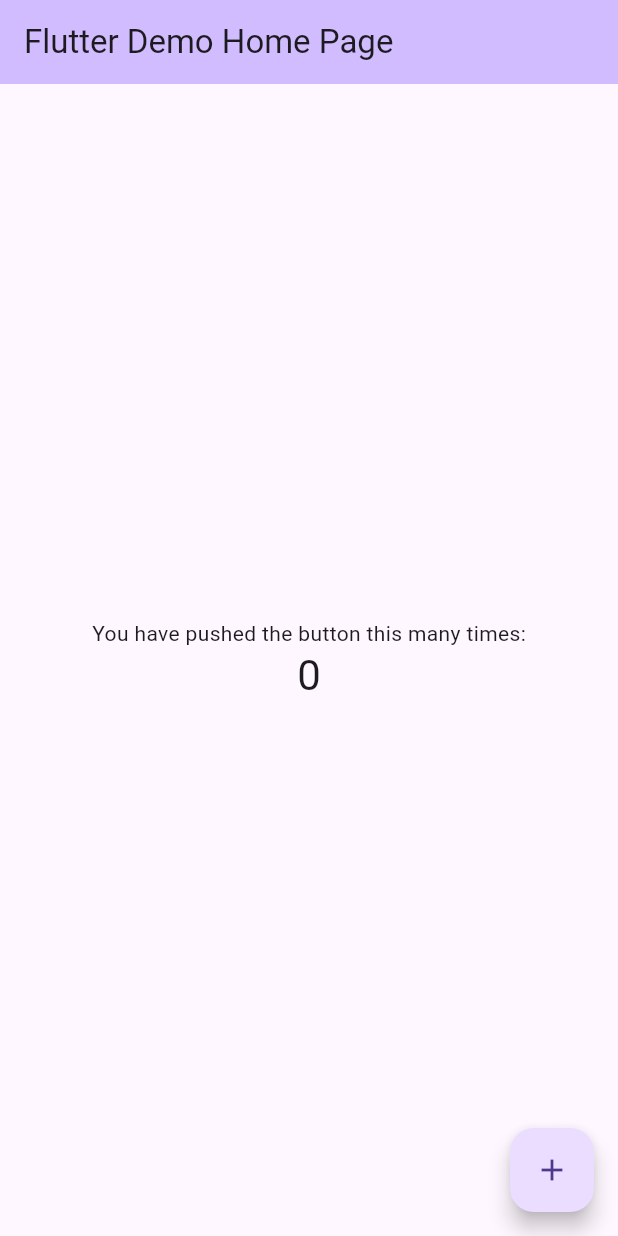
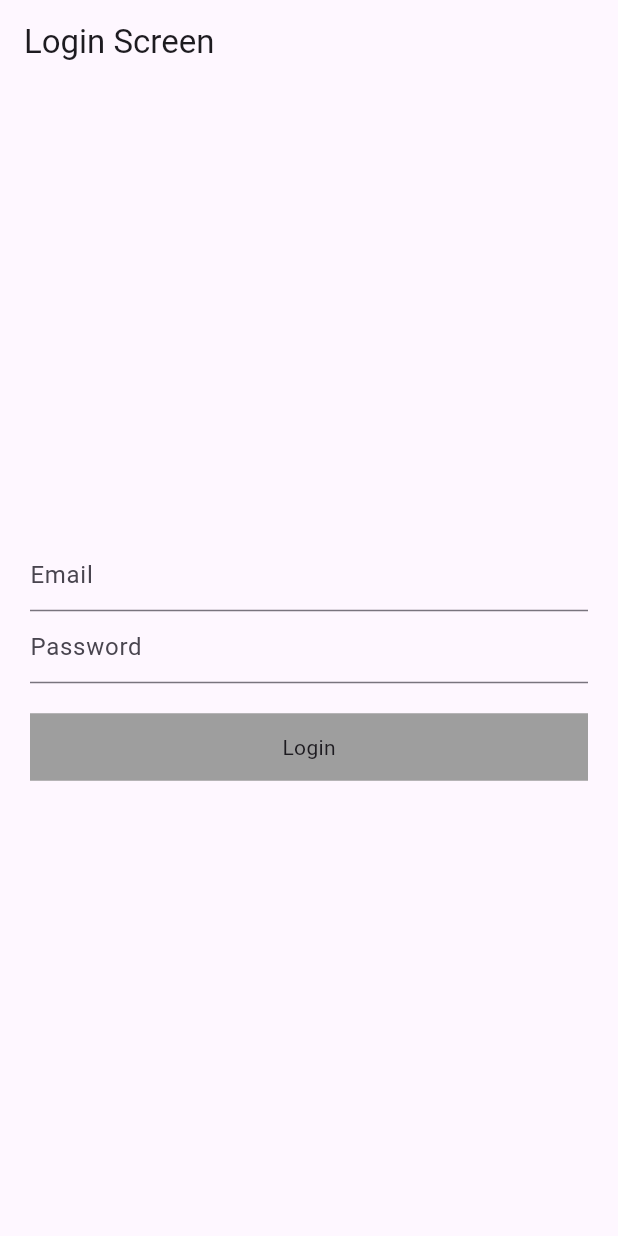
Before and after one commit to the-mohsin-ali/getx_tutorial, a Flutter app: the screen it shows after launch, on a phone screen of 412 x 824 dp. Run offline on Flutter 3.47's test engine with Material 3 defaults, Android fonts, the phone set to English and light mode, and no system bars; our stand-ins replace get, image_picker.

Commit message:
second commit

```diff
--- /dev/null
+++ b/lib/login_controller.dart
@@ -0,0 +1,46 @@
+import 'dart:convert';
+
+import 'package:flutter/foundation.dart';
+import 'package:flutter/widgets.dart';
+import 'package:get/get.dart';
+import 'package:http/http.dart';
+
+class LoginController extends GetxController {
+  RxBool loading = false.obs;
+
+  final emailController = TextEditingController().obs;
+  final passwordController = TextEditingController().obs;
+
+  void loginApi() async {
+    loading.value = true;
+
+    try {
+      final response = await post(Uri.parse('https://dummyjson.com/auth/login'),
+          body: {"username": "emilys", "password": "emilyspass"});
+
+      var data = jsonDecode(response.body);
+
+      if (kDebugMode) {
+        print(data);
+        print(response.statusCode);
+        print('URL: https://dummyjson.com/auth/login');
+        print('Email: ${emailController.value.text}');
+        print('Password: ${passwordController.value.text}');
+      }
+
+      if (response.statusCode == 200) {
+        loading.value = false;
+        Get.snackbar('Login Successful', 'congratulations '+data['firstName']);
+      } else {
+        loading.value = false;
+        Get.snackbar('Login Failed', data['error']);
+      }
+    } catch (e) {
+      loading.value = false;
+      Get.snackbar('Exception', e.toString());
+      if (kDebugMode) {
+        print("Error: $e");
+      }
+    }
+  }
+}
--- /dev/null
+++ b/lib/login_screen.dart
@@ -0,0 +1,55 @@
+import 'package:flutter/material.dart';
+import 'package:get/get.dart';
+import 'package:getx_tutorial/login_controller.dart';
+
+class LoginScreen extends StatefulWidget {
+  const LoginScreen({super.key});
+
+  @override
+  State<LoginScreen> createState() => _LoginScreenState();
+}
+
+class _LoginScreenState extends State<LoginScreen> {
+  LoginController controller = Get.put(LoginController());
+
+  @override
+  Widget build(BuildContext context) {
+    return Scaffold(
+      appBar: AppBar(
+        title: const Text("Login Screen"),
+      ),
+      body: Padding(
+        padding: const EdgeInsets.all(20),
+        child: Column(
+          mainAxisAlignment: MainAxisAlignment.center,
+          crossAxisAlignment: CrossAxisAlignment.center,
+          children: [
+            TextFormField(
+              controller: controller.emailController.value,
+              decoration: const InputDecoration(hintText: 'Email'),
+            ),
+            TextFormField(
+              controller: controller.passwordController.value,
+              decoration: const InputDecoration(hintText: 'Password'),
+            ),
+            const SizedBox(
+              height: 20,
+            ),
+            Obx((){
+              return InkWell(
+              onTap: (){
+                controller.loginApi();
+              },
+              child: controller.loading.value ? const CircularProgressIndicator() : Container(
+                height: 45,
+                color: Colors.grey,
+                child: const Center(child: Text("Login")),
+              ),
+            );
+            })
+          ],
+        ),
+      ),
+    );
+  }
+}
--- a/lib/screen_two.dart
+++ b/lib/screen_two.dart
@@ -2,7 +2,6 @@
 import 'package:flutter/material.dart';
 import 'package:get/get.dart';
 
-import 'package:getx_tutorial/screen_three.dart';
 
 class ScreenTwo extends StatelessWidget {
   var name;
--- a/pubspec.yaml
+++ b/pubspec.yaml
@@ -32,6 +32,8 @@ dependencies:
     sdk: flutter
   cupertino_icons: ^1.0.8
   get: ^4.7.2
+  image_picker:
+  http:
 
 
   # The following adds the Cupertino Icons font to your application.
```
Also changed, not shown: lib/favourite_controller.dart (added, +16 -0 lines), lib/home_screen.dart (+4 -5 lines), lib/image_controller.dart (added, +14 -0 lines), lib/main.dart (+103 -31 lines), lib/scroller_controller.dart (added, +9 -0 lines), lib/switch_controller.dart (added, +10 -0 lines), pubspec.lock, 21 other files.
